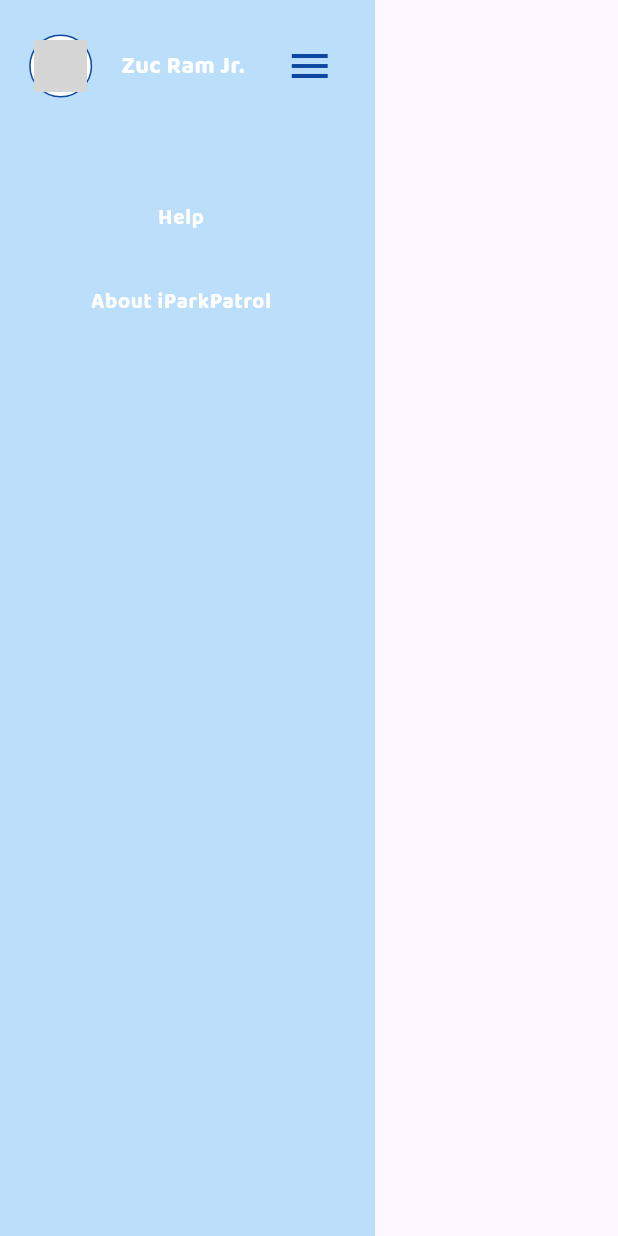
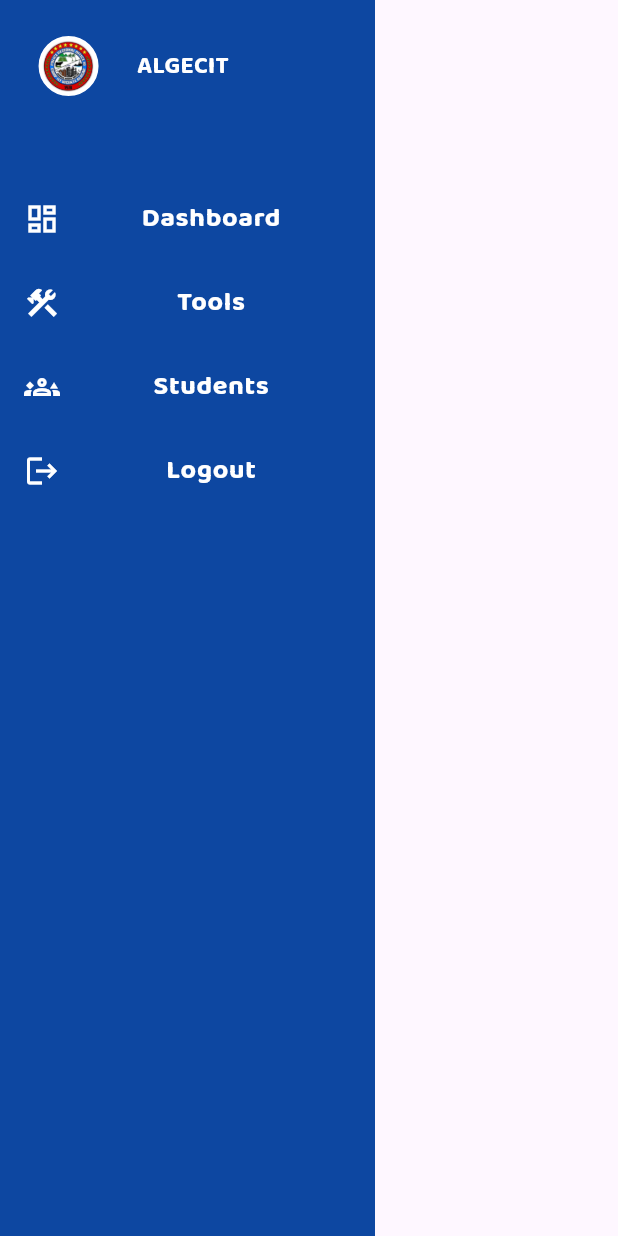
Before and after one commit to lansoyyy/algecit, a Flutter app: the DrawerWidget widget shown alone on an empty page, opened directly, on a phone screen of 412 x 824 dp. Run offline on Flutter 3.47's test engine with Material 3 defaults, Android fonts, the phone set to English and light mode, and no system bars; our stand-ins replace fluttertoast; grey boxes are pictures that could not be loaded.

Commit message:
added initial tabs ui

```diff
--- a/lib/widgets/drawer_widget.dart
+++ b/lib/widgets/drawer_widget.dart
@@ -1,6 +1,10 @@
+import 'package:algecit/screens/tabs/equipments_tab.dart';
+import 'package:algecit/screens/tabs/students_tab.dart';
+import 'package:algecit/widgets/logout_widget.dart';
 import 'package:algecit/widgets/text_widget.dart';
 import 'package:flutter/material.dart';
 
+import '../screens/home_screen.dart';
 import '../utils/colors.dart';
 
 class DrawerWidget extends StatelessWidget {
@@ -11,13 +15,13 @@
     return Container(
       height: double.infinity,
       width: 250,
-      color: Colors.blue[100],
+      color: primary,
       child: SafeArea(
           child: Padding(
         padding: const EdgeInsets.only(top: 20),
         child: Column(
           mainAxisAlignment: MainAxisAlignment.start,
-          crossAxisAlignment: CrossAxisAlignment.center,
+          crossAxisAlignment: CrossAxisAlignment.start,
           children: [
             Row(
               mainAxisAlignment: MainAxisAlignment.spaceEvenly,
@@ -30,13 +34,13 @@
                   child: Padding(
                     padding: const EdgeInsets.all(2.5),
                     child: Image.asset(
-                      'assets/images/RTA logo 1.png',
+                      'assets/images/logo.png',
                       height: 35,
                     ),
                   ),
                 ),
                 TextWidget(
-                  text: 'Zuc Ram Jr.',
+                  text: 'ALGECIT',
                   fontFamily: 'Bold',
                   fontSize: 16,
                 ),
@@ -58,20 +62,61 @@
               height: 50,
             ),
             ListTile(
+              leading: Icon(
+                Icons.dashboard_outlined,
+                color: Colors.white,
+              ),
               onTap: () {
-                // Navigator.of(context).pushReplacement(MaterialPageRoute(
-                //     builder: (context) => const HomeScreen()));
+                Navigator.of(context).pushReplacement(MaterialPageRoute(
+                    builder: (context) => const HomeScreen()));
               },
               title: TextWidget(
-                text: 'Help',
-                fontSize: 14,
+                text: 'Dashboard',
+                fontSize: 18,
                 fontFamily: 'Bold',
               ),
             ),
             ListTile(
+              leading: Icon(
+                Icons.construction_outlined,
+                color: Colors.white,
+              ),
+              onTap: () {
+                Navigator.of(context).pushReplacement(MaterialPageRoute(
+                    builder: (context) => const EquipmentsTab()));
+              },
               title: TextWidget(
-                text: 'About iParkPatrol',
-                fontSize: 14,
+                text: 'Tools',
+                fontSize: 18,
+                fontFamily: 'Bold',
+              ),
+            ),
+            ListTile(
+              leading: Icon(
+                Icons.groups_3_outlined,
+                color: Colors.white,
+              ),
+              onTap: () {
+                Navigator.of(context).pushReplacement(MaterialPageRoute(
+                    builder: (context) => const StudentsTab()));
+              },
+              title: TextWidget(
+                text: 'Students',
+                fontSize: 18,
+                fontFamily: 'Bold',
+              ),
+            ),
+            ListTile(
+              leading: Icon(
+                Icons.logout,
+                color: Colors.white,
+              ),
+              onTap: () {
+                logout(context, HomeScreen());
+              },
+              title: TextWidget(
+                text: 'Logout',
+                fontSize: 18,
                 fontFamily: 'Bold',
               ),
             ),
```
Also changed, not shown: lib/screens/home_screen.dart (+15 -1 lines), lib/screens/tabs/equipments_tab.dart (added, +10 -0 lines), lib/screens/tabs/students_tab.dart (added, +10 -0 lines), lib/widgets/logout_widget.dart (+6 -2 lines).
